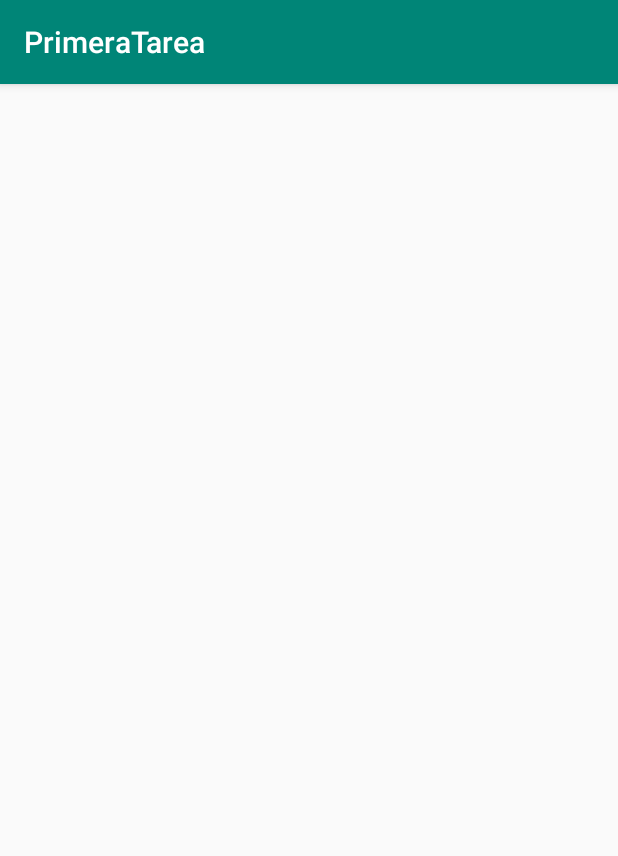
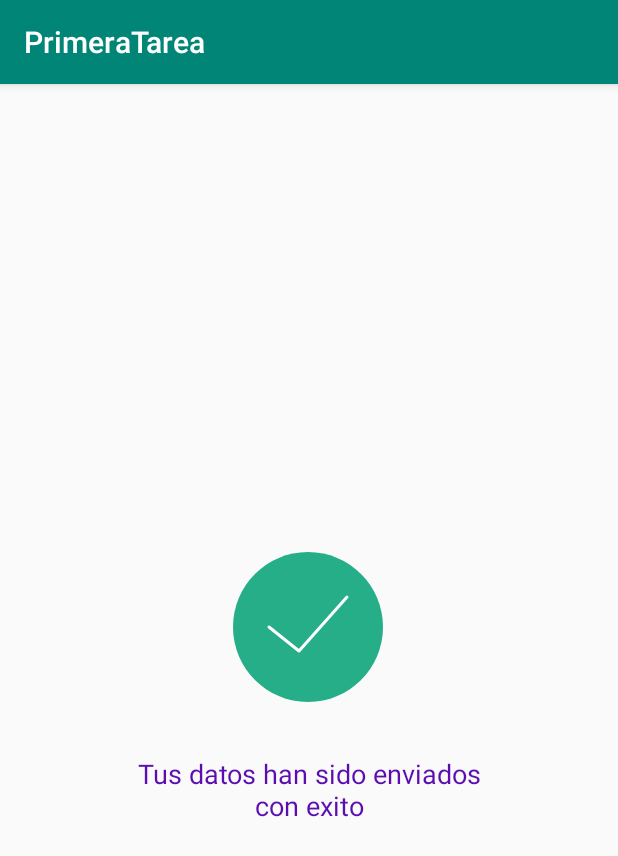
Before and after one commit to dennisrmz/PrimeraTarea, an Android app: the fragment CollectionViewFragment placed in its activity, on a phone screen of 412 x 824 dp. Shown: the top 856 px of the screen. Run offline under Robolectric (Android 15) with nearby library versions, the phone set to English and light mode, and no system bars; our stand-ins replace Firebase (no records; nobody signed in at launch, a user with empty details on screens opened directly); Roboto replaces fonts that are not available here.

Commit message:
Firebase avance funcional

```diff
--- a/app/src/main/res/layout/collection_view_fragment.xml
+++ b/app/src/main/res/layout/collection_view_fragment.xml
@@ -1,16 +1,38 @@
 <?xml version="1.0" encoding="utf-8"?>
-<RelativeLayout
+<androidx.constraintlayout.widget.ConstraintLayout
     xmlns:android="http://schemas.android.com/apk/res/android"
+    xmlns:app="http://schemas.android.com/apk/res-auto"
     xmlns:tools="http://schemas.android.com/tools"
+    android:layout_width="match_parent"
     android:layout_height="match_parent"
-    android:layout_width="match_parent"
+    android:id="@+id/frespuesta">
 
-    android:id="@+id/frespuesta"
-    tools:context=".dennis.CollectionViewFragment">
+    <!-- TODO: Update blank fragment layout -->
 
-    <androidx.recyclerview.widget.RecyclerView
-        android:id="@+id/collectionAccounts"
-        android:layout_width="match_parent"
-        android:layout_height="match_parent" />
+    <TextView
+        android:id="@+id/textView"
+        android:layout_width="254dp"
+        android:layout_height="57dp"
+        android:text="@string/text_success"
+        android:textAlignment="center"
+        android:textColor="@color/background_color"
+        android:textSize="18sp"
+        app:layout_constraintBottom_toBottomOf="parent"
+        app:layout_constraintEnd_toEndOf="parent"
+        app:layout_constraintStart_toStartOf="parent"
+        app:layout_constraintTop_toBottomOf="@+id/imageView2"
+        app:layout_constraintVertical_bias="0.118" />
 
-</RelativeLayout>
+    <ImageView
+        android:id="@+id/imageView2"
+        android:layout_width="wrap_content"
+        android:layout_height="wrap_content"
+        android:layout_marginTop="312dp"
+        android:src="@drawable/ic_success_image"
+        app:layout_constraintEnd_toEndOf="parent"
+        app:layout_constraintHorizontal_bias="0.498"
+        app:layout_constraintStart_toStartOf="parent"
+        app:layout_constraintTop_toTopOf="parent"
+        android:contentDescription="@string/image_succes" />
+
+</androidx.constraintlayout.widget.ConstraintLayout>
```
Also changed, not shown: app/src/main/res/layout-v26/fragment_formulario.xml (+0 -33 lines).
